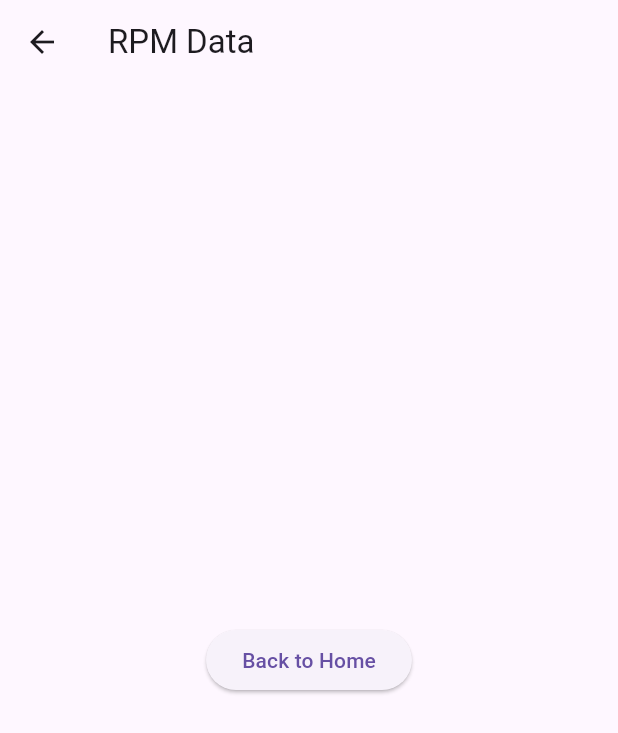
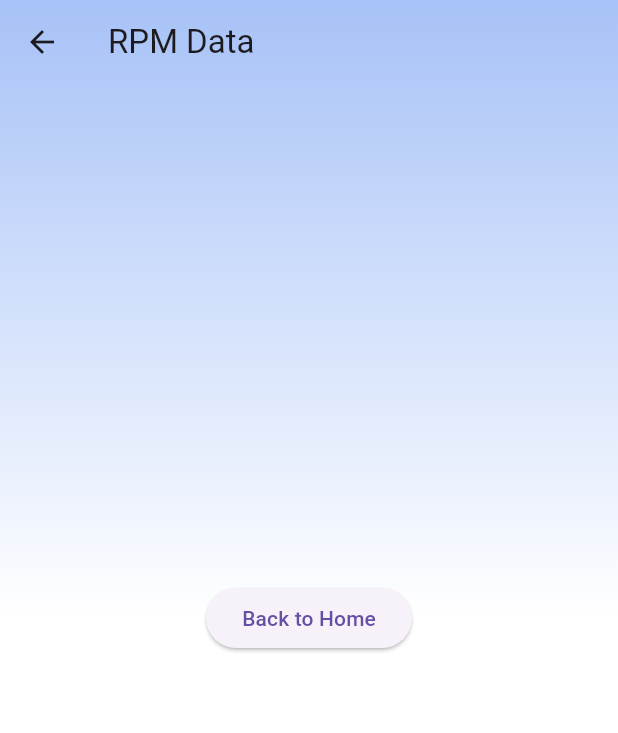
Before and after one commit to Affinity-App/Affinity-App, a Flutter app: the screen it shows once a user with an empty profile is signed in, after a tap on "RPM", on a phone screen of 412 x 824 dp. Shown: the top 733 px of the screen. Run offline on Flutter 3.47's test engine with Material 3 defaults, Android fonts, the phone set to English and light mode, and no system bars; our stand-ins replace cloud_firestore, firebase_auth, firebase_core, fl_chart, google_sign_in; accounts and stored records are empty.

Commit message:
Added gradients to data pages

```diff
--- a/cardiacengineering_app/lib/pages/home_data/battery_page.dart
+++ b/cardiacengineering_app/lib/pages/home_data/battery_page.dart
@@ -6,7 +6,11 @@ class BatteryPage extends StatelessWidget {
   @override
   Widget build(BuildContext context) {
     return Scaffold(
+      resizeToAvoidBottomInset: false, // Prevents bottom overflow
+      extendBodyBehindAppBar: true, //
       appBar: AppBar(
+        backgroundColor: Colors.transparent, // Make app bar transparent
+        elevation: 0, // Remove app bar elevation
         title: const Text('Battery Life Data'),
       ),
       body: Center(
--- a/cardiacengineering_app/lib/pages/home_data/gpm_page.dart
+++ b/cardiacengineering_app/lib/pages/home_data/gpm_page.dart
@@ -6,7 +6,11 @@ class GPMpage extends StatelessWidget {
   @override
   Widget build(BuildContext context) {
     return Scaffold(
+      resizeToAvoidBottomInset: false, // Prevents bottom overflow
+      extendBodyBehindAppBar: true, //
       appBar: AppBar(
+        backgroundColor: Colors.transparent, // Make app bar transparent
+        elevation: 0, // Remove app bar elevation
         title: const Text('GPM Data'),
       ),
       body: Center(
--- a/cardiacengineering_app/lib/pages/home_data/home_page.dart
+++ b/cardiacengineering_app/lib/pages/home_data/home_page.dart
@@ -71,7 +71,7 @@ class HomePage extends StatelessWidget {
               _buildDataBox(context,
                   label: 'RPM',
                   value: '100',
-                  iconPath: 'images/Blood.png', onPressed: (context) {
+                  iconPath: 'assets/images/Blood.png', onPressed: (context) {
                 Navigator.pushNamed(context, '/RPMpage');
               }),
               _buildDataBox(context,
--- a/cardiacengineering_app/lib/pages/home_data/psi_page.dart
+++ b/cardiacengineering_app/lib/pages/home_data/psi_page.dart
@@ -6,7 +6,11 @@ class PSIpage extends StatelessWidget {
   @override
   Widget build(BuildContext context) {
     return Scaffold(
+      resizeToAvoidBottomInset: false, // Prevents bottom overflow
+      extendBodyBehindAppBar: true, //
       appBar: AppBar(
+        backgroundColor: Colors.transparent, // Make app bar transparent
+        elevation: 0, // Remove app bar elevation
         title: const Text('PSI Data'),
       ),
       body: Center(
--- a/cardiacengineering_app/lib/pages/home_data/rpm_page.dart
+++ b/cardiacengineering_app/lib/pages/home_data/rpm_page.dart
@@ -1,4 +1,5 @@
 import 'package:flutter/material.dart';
+import 'package:jr_design_app/components/background_gradient_container.dart';
 
 class RPMpage extends StatelessWidget {
   const RPMpage({super.key});
@@ -6,10 +7,15 @@ class RPMpage extends StatelessWidget {
   @override
   Widget build(BuildContext context) {
     return Scaffold(
+      resizeToAvoidBottomInset: false, // Prevents bottom overflow
+      extendBodyBehindAppBar: true, //
       appBar: AppBar(
+        backgroundColor: Colors.transparent, // Make app bar transparent
+        elevation: 0, // Remove app bar elevation
         title: const Text('RPM Data'),
       ),
-      body: Center(
+      body: BackgroundGradientContainer(
+        child: Center(
           child: Column(
             mainAxisAlignment: MainAxisAlignment.center,
             children: [
@@ -23,6 +29,7 @@ class RPMpage extends StatelessWidget {
             ],
           ),
         ),
+      ),
     );
   }
 }
```
Lines whose indentation alone changed are shown as unchanged.
